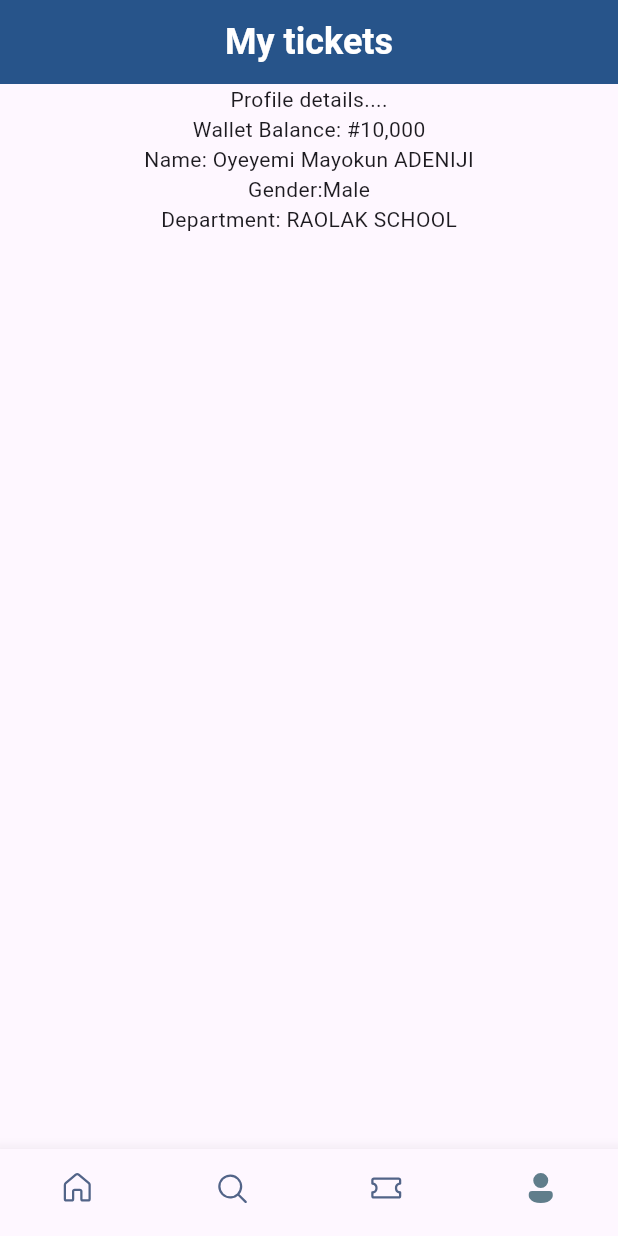
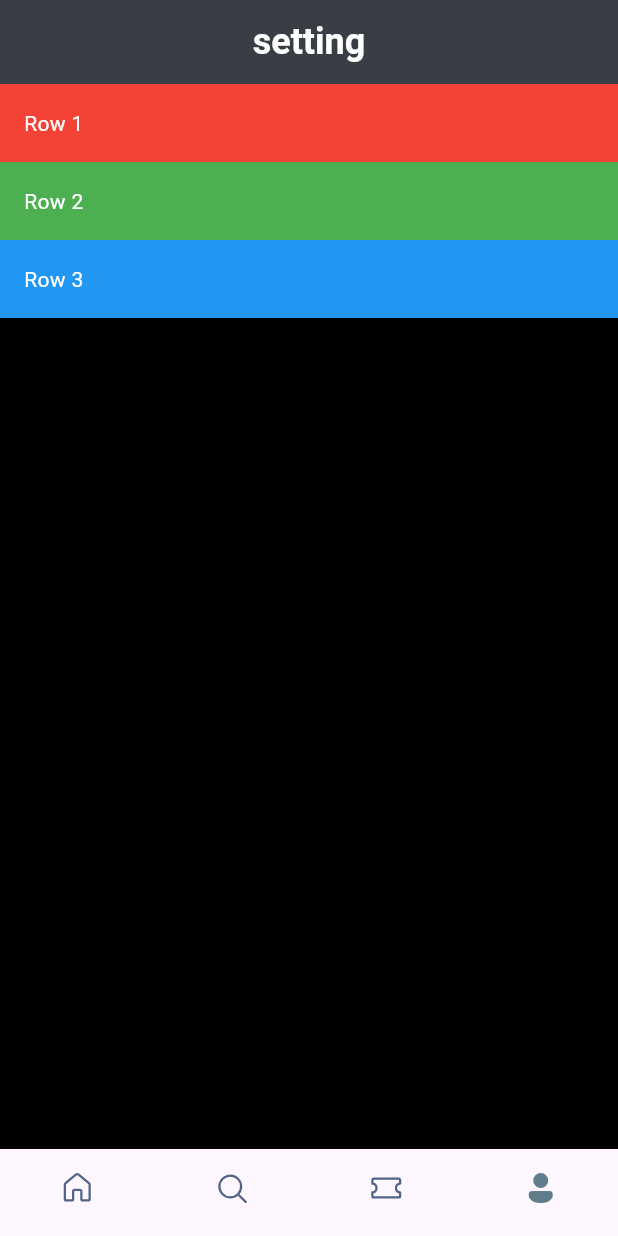
Before and after one commit to mayor167/BookFlightTickets, a Flutter app: the screen it shows after launch, item 4 of the bottom bar chosen, on a phone screen of 412 x 824 dp. Run offline on Flutter 3.47's test engine with Material 3 defaults, Android fonts, the phone set to English and light mode, and no system bars; our stand-ins replace fluentui_icons.

Commit message:
Appbar added to the home screen with well formated styles

```diff
--- a/lib/main.dart
+++ b/lib/main.dart
@@ -1,5 +1,6 @@
 
 import 'package:booktickets/screens/bottom_bar.dart';
+import 'package:booktickets/utilis/app_styles.dart';
 import 'package:flutter/material.dart';
 
 void main() {
@@ -16,7 +17,8 @@ class MyApp extends StatelessWidget {
       title: 'Flutter Demo',
       debugShowCheckedModeBanner: false,
       theme: ThemeData(
-        colorScheme: ColorScheme.fromSeed(seedColor: Colors.deepPurple),
+        primaryColor: primary,
+        //colorScheme: ColorScheme.fromSeed(seedColor: Colors.deepPurple),
       ),
       home: const BottomBar(),
     );
--- a/lib/screens/bottom_bar.dart
+++ b/lib/screens/bottom_bar.dart
@@ -33,18 +33,18 @@ class _BottomBarState extends State<BottomBar> {
   @override
   Widget build(BuildContext context) {
     return Scaffold(
-      appBar: AppBar(
-        title: const Text(
-          "My tickets",
-          style: TextStyle(
-            fontSize: 24,
-            fontWeight: FontWeight.bold,
-            color: Colors.white,
-          ),
-        ),
-        centerTitle: true,
-        backgroundColor: Color(0xFF27548A),
-      ),
+      // appBar: AppBar(
+      //   title: const Text(
+      //     "My tickets",
+      //     style: TextStyle(
+      //       fontSize: 24,
+      //       fontWeight: FontWeight.bold,
+      //       color: Colors.white,
+      //     ),
+      //   ),
+      //   centerTitle: true,
+      //   backgroundColor: Color(0xFF27548A),
+      // ),
       body: Center(child: _widgetOptions[_selectedIndex],),
       bottomNavigationBar: BottomNavigationBar(
         currentIndex: _selectedIndex,
--- a/lib/screens/profile_screen.dart
+++ b/lib/screens/profile_screen.dart
@@ -6,20 +6,83 @@ class ProfileScreen extends StatelessWidget {
   @override
   Widget build(BuildContext context) {
     return Scaffold(
-      body: Center(
-         child: Column(
-               children: [
-              Text('Profile details....'),
-              Text('Wallet Balance: #10,000'),
-               Text('Name: Oyeyemi Mayokun ADENIJI'),
-               Text('Gender:Male'),
-                Text('Department: RAOLAK SCHOOL'),
+      backgroundColor: Colors.black,
+       appBar: AppBar(
+        title: const Text(
+          "setting",
+          style: TextStyle(
+            fontSize: 24,
+            fontWeight: FontWeight.bold,
+            color: Colors.white,
+          ),
+        ),
+        centerTitle: true,
+        backgroundColor: Color(0xFF393E46),
+      ),
+      body: Column(
+            children: [
+      // First Row with red background
+      Container(
+        color: Colors.red,
+        padding: EdgeInsets.all(16),
+        child: Row(
+          children: [
+            Text(
+              'Row 1',
+              style: TextStyle(color: Colors.white),
+            ),
+          ],
+        ),
+      ),
 
-                        ],
+      // Second Row with green background
+      Container(
+        color: Colors.green,
+        padding: EdgeInsets.all(16),
+        child: Row(
+          children: [
+            Text(
+              'Row 2',
+              style: TextStyle(color: Colors.white),
+            ),
+          ],
+        ),
+      ),
+
+      // Third Row with blue background
+      Container(
+        color: Colors.blue,
+        padding: EdgeInsets.all(16),
+        child: Row(
+          children: [
+            Text(
+              'Row 3',
+              style: TextStyle(color: Colors.white),
+            ),
+          ],
+        ),
+      ),
+    ],
+    )
+      // body: Center(
+      //    child: Column(
+      //          children: [
+      //         Text('Profile details....',style: TextStyle(
+      //             decoration: TextDecoration.underline)),
+      //          SizedBox(height: 8),
+      //         Text('Wallet Balance: #10,000'),
+      //          SizedBox(height: 8),
+      //          Text('Name: Oyeyemi Mayokun ADENIJI'),
+      //           SizedBox(height: 8),
+      //          Text('Gender:Male'),
+      //           SizedBox(height: 8),
+      //           Text('Department: RAOLAK SCHOOL'),
+
+      //                   ],
 
 
-         ),
-       ),
+      //    ),
+      //  ),
     );
   }
 }
--- a/pubspec.yaml
+++ b/pubspec.yaml
@@ -58,8 +58,8 @@ flutter:
   uses-material-design: true
 
   # To add assets to your application, add an assets section, like this:
-  # assets:
-  #   - images/a_dot_burr.jpeg
+  assets:
+  - assets/images/
   #   - images/a_dot_ham.jpeg
 
   # An image asset can refer to one or more resolution-specific "variants", see
```
Also changed, not shown: lib/screens/home_screen.dart (+40 -4 lines), lib/utilis/app_styles.dart (added, +15 -0 lines).
